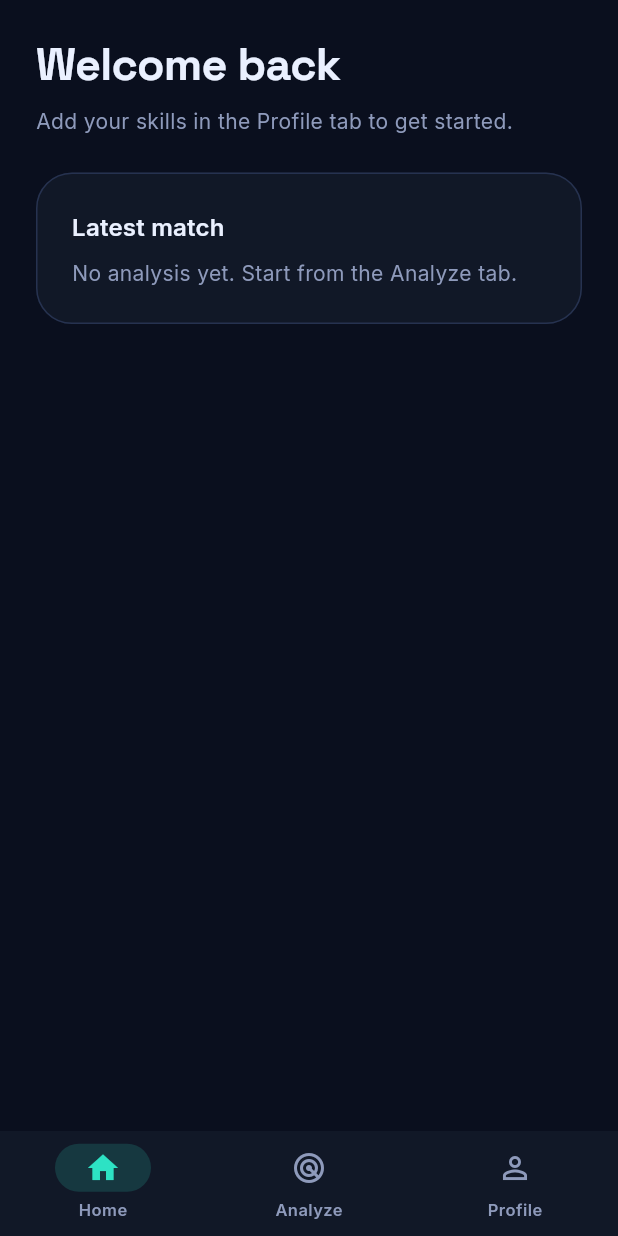
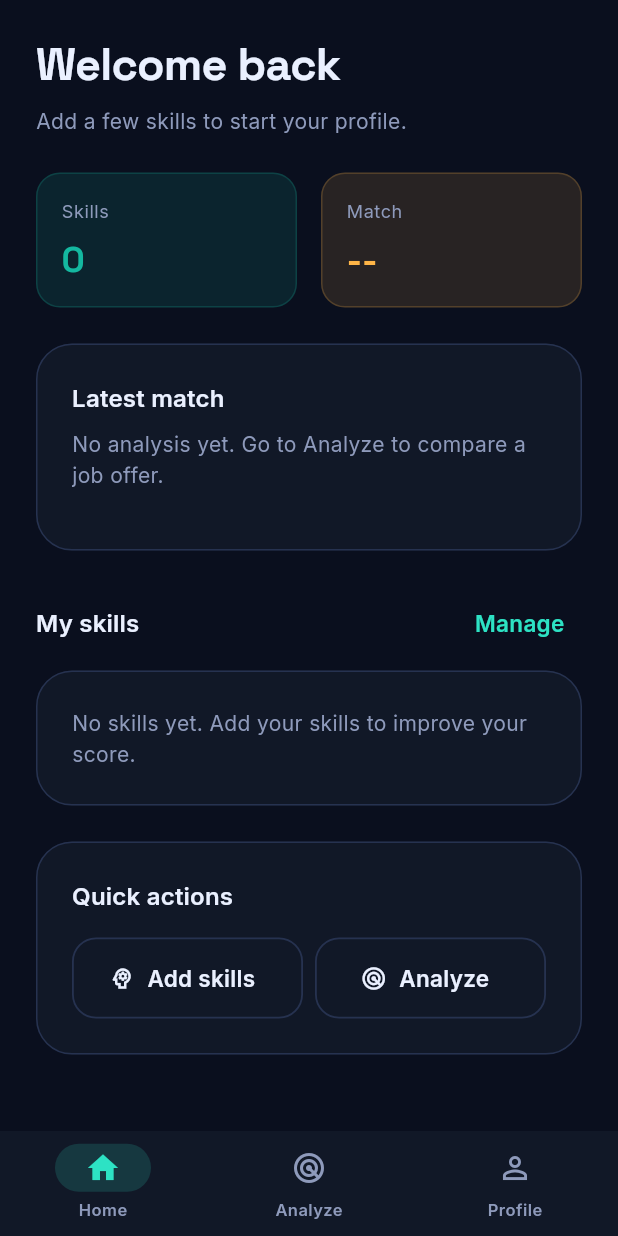
Before and after one commit to oueslatimalek199-lab/skill_gap_radar, a Flutter app: the HomeShell screen opened directly, on a phone screen of 412 x 824 dp. Run offline on Flutter 3.47's test engine with Material 3 defaults, Android fonts, the phone set to English and light mode, and no system bars; our stand-ins replace google_fonts.

Commit message:
haya haya fisaa fisaa

```diff
--- a/lib/main.dart
+++ b/lib/main.dart
@@ -1,12 +1,9 @@
-// lib/main.dart
 import 'package:flutter/material.dart';
 import 'package:flutter/services.dart';
 
+import 'pages/welcome/welcome_page.dart';
 import 'theme/app_theme.dart';
 import 'theme/theme_controller.dart';
-import 'pages/auth/sign_up_page.dart';
-import 'pages/welcome/welcome_page.dart';
-
 
 void main() {
   WidgetsFlutterBinding.ensureInitialized();
@@ -22,7 +19,6 @@ class SkillGapRadarApp extends StatelessWidget {
     return ValueListenableBuilder<ThemeMode>(
       valueListenable: themeModeNotifier,
       builder: (_, mode, __) {
-        // Make the status bar icons match the theme
         SystemChrome.setSystemUIOverlayStyle(
           mode == ThemeMode.dark
               ? SystemUiOverlayStyle.light
--- a/lib/pages/home/home_shell.dart
+++ b/lib/pages/home/home_shell.dart
@@ -1,11 +1,11 @@
 // lib/pages/home/home_shell.dart
 import 'package:flutter/material.dart';
 
+import '../../data/skills_store.dart';
 import '../../theme/app_theme.dart';
 import '../../theme/theme_controller.dart';
+import '../skills/my_skills_page.dart';
 import '../welcome/welcome_page.dart';
-import '../skills/my_skills_page.dart';
-import '../../data/skills_store.dart';
 
 class HomeShell extends StatefulWidget {
   final bool isGuest;
@@ -59,10 +59,6 @@ class _HomeShellState extends State<HomeShell> {
   }
 }
 
-// ---------------------------------------------------------------
-// Tabs (placeholders, we will replace them one by one)
-// ---------------------------------------------------------------
-
 class _HomeTab extends StatelessWidget {
   const _HomeTab();
 
@@ -70,21 +66,48 @@ class _HomeTab extends StatelessWidget {
   Widget build(BuildContext context) {
     final text = Theme.of(context).textTheme;
 
+    return ValueListenableBuilder<List<String>>(
+      valueListenable: mySkills,
+      builder: (_, skills, __) {
+        final skillCount = skills.length;
+        final ready = skillCount >= 2;
+
         return ListView(
           padding: const EdgeInsets.all(AppSpacing.lg),
           children: [
             Text('Welcome back', style: text.headlineLarge),
             const SizedBox(height: AppSpacing.sm),
-                ValueListenableBuilder<List<String>>(
-          valueListenable: mySkills,
-          builder: (_, skills, __) => Text(
-            skills.isEmpty
-                ? 'Add your skills in the Profile tab to get started.'
-                : '${skills.length} skills ready for your next analysis.',
+            Text(
+              ready
+                  ? 'Your profile is ready for the next analysis.'
+                  : 'Add a few skills to start your profile.',
               style: text.bodyMedium,
             ),
+            const SizedBox(height: AppSpacing.lg),
+
+            // summary cards
+            Row(
+              children: [
+                Expanded(
+                  child: _StatCard(
+                    title: 'Skills',
+                    value: '$skillCount',
+                    color: AppColors.radarDeep,
+                  ),
+                ),
+                const SizedBox(width: AppSpacing.md),
+                Expanded(
+                  child: _StatCard(
+                    title: 'Match',
+                    value: ready ? '78%' : '--',
+                    color: AppColors.amber,
+                  ),
+                ),
+              ],
             ),
             const SizedBox(height: AppSpacing.lg),
+
+            // main card
             Card(
               child: Padding(
                 padding: const EdgeInsets.all(AppSpacing.lg),
@@ -93,13 +116,151 @@ class _HomeTab extends StatelessWidget {
                   children: [
                     Text('Latest match', style: text.titleMedium),
                     const SizedBox(height: AppSpacing.sm),
-                Text('No analysis yet. Start from the Analyze tab.',
-                    style: text.bodyMedium),
+                    Text(
+                      ready
+                          ? 'Senior Flutter Developer • 78% compatibility'
+                          : 'No analysis yet. Go to Analyze to compare a job offer.',
+                      style: text.bodyMedium,
+                    ),
+                    const SizedBox(height: AppSpacing.md),
+                    if (ready)
+                      Align(
+                        alignment: Alignment.centerRight,
+                        child: FilledButton(
+                          onPressed: () {},
+                          child: const Text('View details'),
+                        ),
+                      ),
+                  ],
+                ),
+              ),
+            ),
+            const SizedBox(height: AppSpacing.lg),
+
+            // skill list
+            Row(
+              mainAxisAlignment: MainAxisAlignment.spaceBetween,
+              children: [
+                Text('My skills', style: text.titleMedium),
+                TextButton(
+                  onPressed: () {
+                    Navigator.push(
+                      context,
+                      MaterialPageRoute(builder: (_) => const MySkillsPage()),
+                    );
+                  },
+                  child: const Text('Manage'),
+                ),
+              ],
+            ),
+            const SizedBox(height: AppSpacing.sm),
+
+            if (skills.isEmpty)
+              Card(
+                child: Padding(
+                  padding: const EdgeInsets.all(AppSpacing.lg),
+                  child: Text(
+                    'No skills yet. Add your skills to improve your score.',
+                    style: text.bodyMedium,
+                  ),
+                ),
+              )
+            else
+              Wrap(
+                spacing: AppSpacing.sm,
+                runSpacing: AppSpacing.sm,
+                children: [
+                  for (final skill in skills)
+                    Chip(
+                      label: Text(skill),
+                      avatar: const Icon(Icons.check, size: 16),
+                    ),
+                ],
+              ),
+            const SizedBox(height: AppSpacing.lg),
+
+            // quick actions
+            Card(
+              child: Padding(
+                padding: const EdgeInsets.all(AppSpacing.lg),
+                child: Column(
+                  crossAxisAlignment: CrossAxisAlignment.start,
+                  children: [
+                    Text('Quick actions', style: text.titleMedium),
+                    const SizedBox(height: AppSpacing.md),
+                    Row(
+                      children: [
+                        Expanded(
+                          child: OutlinedButton.icon(
+                            onPressed: () {
+                              Navigator.push(
+                                context,
+                                MaterialPageRoute(builder: (_) => const MySkillsPage()),
+                              );
+                            },
+                            icon: const Icon(Icons.psychology_outlined),
+                            label: const Text('Add skills'),
+                          ),
+                        ),
+                        const SizedBox(width: AppSpacing.sm),
+                        Expanded(
+                          child: OutlinedButton.icon(
+                            onPressed: () {
+                              // TODO: open analyze flow
+                            },
+                            icon: const Icon(Icons.radar_outlined),
+                            label: const Text('Analyze'),
+                          ),
+                        ),
+                      ],
+                    ),
                   ],
                 ),
               ),
             ),
           ],
+        );
+      },
+    );
+  }
+}
+
+class _StatCard extends StatelessWidget {
+  final String title;
+  final String value;
+  final Color color;
+
+  const _StatCard({
+    required this.title,
+    required this.value,
+    required this.color,
+  });
+
+  @override
+  Widget build(BuildContext context) {
+    final text = Theme.of(context).textTheme;
+
+    return Container(
+      padding: const EdgeInsets.all(AppSpacing.md),
+      decoration: BoxDecoration(
+        color: color.withOpacity(0.12),
+        borderRadius: BorderRadius.circular(AppRadius.md),
+        border: Border.all(color: color.withOpacity(0.2)),
+      ),
+      child: Column(
+        crossAxisAlignment: CrossAxisAlignment.start,
+        children: [
+          Text(title, style: text.bodySmall),
+          const SizedBox(height: AppSpacing.sm),
+          Text(
+            value,
+            style: text.headlineMedium?.copyWith(
+              color: color,
+              fontWeight: FontWeight.w700,
+            ),
+          ),
+        ],
+      ),
     );
   }
 }
```
Lines whose indentation alone changed are shown as unchanged.
